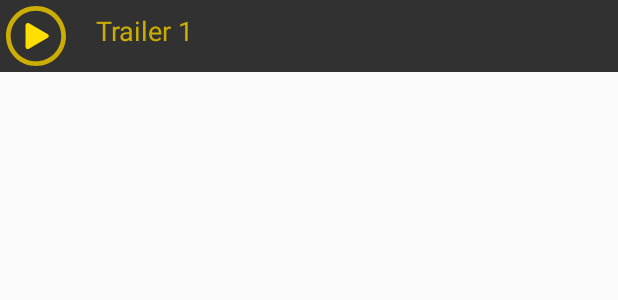
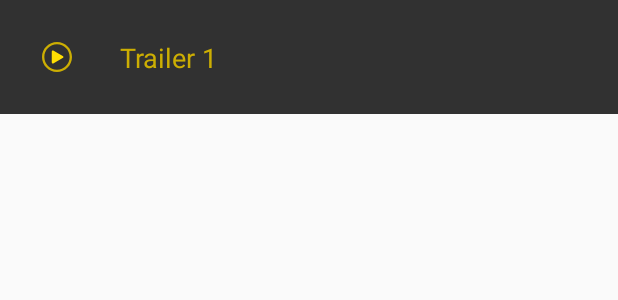
Before and after one commit to JasperEssien2/PopularMovies, an Android app: the layout item_movie_trailer.xml on its own in the app's theme, with its tools: preview values and no code run, on a phone screen of 412 x 824 dp. Shown: the top 300 px of the screen. Run offline under Robolectric (Android 15) with nearby library versions, the phone set to English and light mode, and no system bars.

Commit message:
Fixed Status not display in UI. Implemented Android Architectural pattern MVVM, and other architectural components (Livedata). Users can now store Favourites (implemented using Room db) Movie reviews are added. Movie trailers added. Fixed issues where checked optionItemMenu does not match with user's choice

```diff
--- a/app/build.gradle
+++ b/app/build.gradle
@@ -46,4 +46,5 @@ dependencies {
     implementation 'com.squareup.picasso:picasso:2.71828'
     implementation 'de.hdodenhof:circleimageview:2.2.0'
     implementation 'com.android.support:cardview-v7:27.1.1'
+    implementation 'com.google.code.gson:gson:2.8.5'
 }
--- a/app/src/main/java/com/example/android/popularmovies/Database/MovieFavouriteDatabase.java
+++ b/app/src/main/java/com/example/android/popularmovies/Database/MovieFavouriteDatabase.java
@@ -3,12 +3,15 @@ package com.example.android.popularmovies.Database;
 import android.arch.persistence.room.Database;
 import android.arch.persistence.room.Room;
 import android.arch.persistence.room.RoomDatabase;
+import android.arch.persistence.room.TypeConverters;
 import android.content.Context;
 
 import com.example.android.popularmovies.Model.Movie;
 import com.example.android.popularmovies.utility.MovieDao;
+import com.example.android.popularmovies.utility.MovieDetailTypeConverters;
 
 @Database(entities = {Movie.class}, version = 1, exportSchema = false)
+@TypeConverters(MovieDetailTypeConverters.class)
 //TODO: This line causes Databinding error
 public abstract class MovieFavouriteDatabase extends RoomDatabase {
     private static MovieFavouriteDatabase movieFavouriteDatabase;
--- a/app/src/main/res/layout-land/movie_detail_layout.xml
+++ b/app/src/main/res/layout-land/movie_detail_layout.xml
@@ -277,8 +277,6 @@
                             android:id="@+id/movie_detail_reviews_tv_parent"
                             android:layout_width="0dp"
                             android:layout_height="wrap_content"
-                            android:minHeight="@dimen/dimen_40dp"
-                            android:maxHeight="250dp"
                             android:layout_marginTop="@dimen/dimen_8dp"
                             app:layout_constraintEnd_toEndOf="@+id/movie_details_reviews_label"
                             app:layout_constraintStart_toStartOf="@+id/movie_detail_reviews_underline_view"
--- a/app/src/main/res/layout/item_movie_trailer.xml
+++ b/app/src/main/res/layout/item_movie_trailer.xml
@@ -3,29 +3,52 @@
     xmlns:app="http://schemas.android.com/apk/res-auto"
     xmlns:tools="http://schemas.android.com/tools">
 
-    <RelativeLayout
+    <android.support.constraint.ConstraintLayout
         android:id="@+id/movie_detail_trailer_item"
         android:layout_width="match_parent"
         android:layout_height="wrap_content"
-        android:background="@color/colorAppBackgroundDark"
-        android:padding="@dimen/dimen_4dp">
+        android:background="@color/colorAppBackgroundDark">
 
         <ImageView
             android:id="@+id/movie_detail_trailer_item_icon"
-            android:layout_width="@dimen/dimen_40dp"
-            android:layout_height="@dimen/dimen_40dp"
+            android:layout_width="@dimen/dimen_20dp"
+            android:layout_height="@dimen/dimen_20dp"
+            android:layout_marginBottom="8dp"
+            android:layout_marginEnd="8dp"
+            android:layout_marginStart="8dp"
+            android:layout_marginTop="8dp"
             android:src="@drawable/ic_movie_play_dark"
+            app:layout_constraintBottom_toBottomOf="@+id/movie_detail_trailer_item_trailer_image"
+            app:layout_constraintEnd_toEndOf="@+id/movie_detail_trailer_item_trailer_image"
+            app:layout_constraintStart_toStartOf="@+id/movie_detail_trailer_item_trailer_image"
+            app:layout_constraintTop_toTopOf="@+id/movie_detail_trailer_item_trailer_image"
             app:srcCompat="@drawable/ic_movie_play_dark" />
 
         <TextView
             android:id="@+id/movie_detail_trailer_item_trailer_count"
             style="@style/MovieDetailTextViewSubHeaderLabel"
-            android:layout_width="wrap_content"
             android:layout_height="wrap_content"
-            android:layout_marginStart="@dimen/dimen_16dp"
+            android:layout_marginEnd="8dp"
+            android:layout_marginStart="8dp"
             android:layout_toEndOf="@id/movie_detail_trailer_item_icon"
             android:gravity="center_vertical"
+            app:layout_constraintBottom_toTopOf="@+id/movie_detail_trailer_item_trailer_image"
+            app:layout_constraintEnd_toEndOf="parent"
+            app:layout_constraintStart_toEndOf="@+id/movie_detail_trailer_item_trailer_image"
+            app:layout_constraintTop_toBottomOf="@+id/movie_detail_trailer_item_trailer_image"
             tools:text="Trailer 1" />
 
-    </RelativeLayout>
+        <ImageView
+            android:id="@+id/movie_detail_trailer_item_trailer_image"
+            android:layout_width="@dimen/dimen_trailer_image_view_60dp"
+            android:layout_height="@dimen/dimen_trailer_image_view_60dp"
+            android:layout_marginBottom="8dp"
+            android:layout_marginStart="8dp"
+            android:layout_marginTop="8dp"
+            android:layout_toEndOf="@id/movie_detail_trailer_item_icon"
+            app:layout_constraintBottom_toBottomOf="parent"
+            app:layout_constraintStart_toStartOf="parent"
+            app:layout_constraintTop_toTopOf="parent" />
+
+    </android.support.constraint.ConstraintLayout>
 </layout>
--- a/app/src/main/res/layout/movie_detail_layout.xml
+++ b/app/src/main/res/layout/movie_detail_layout.xml
@@ -281,8 +281,6 @@
                     android:layout_width="0dp"
                     android:layout_height="wrap_content"
                     android:layout_marginTop="@dimen/dimen_8dp"
-                    android:maxHeight="250dp"
-                    android:minHeight="@dimen/dimen_40dp"
                     app:layout_constraintEnd_toEndOf="@+id/movie_details_reviews_label"
                     app:layout_constraintStart_toStartOf="@+id/movie_detail_reviews_underline_view"
                     app:layout_constraintTop_toBottomOf="@+id/movie_detail_reviews_underline_view">
--- a/app/src/main/res/values/dimens.xml
+++ b/app/src/main/res/values/dimens.xml
@@ -22,4 +22,7 @@
     <dimen name="cast_crew_detail_id">67888</dimen>
     <dimen name="splash_screen_feature_text_size">24sp</dimen>
     <dimen name="splashscreen_movie_app_name_text_size">32sp</dimen>
+    <dimen name="dimen_trailer_image_view_50dp">50dp</dimen>
+    <dimen name="dimen_trailer_image_view_60dp">60dp</dimen>
+    <dimen name="dimen_45dp">45dp</dimen>
 </resources>
```
Also changed, not shown: app/src/main/java/com/example/android/popularmovies/Activity/HomeActivity.java (+16 -27 lines), app/src/main/java/com/example/android/popularmovies/Adapter/MovieAdapter.java (+3 -22 lines), app/src/main/java/com/example/android/popularmovies/Fragments/MovieDetailBottomSheets.java (+49 -3 lines), app/src/main/java/com/example/android/popularmovies/Model/Movie.java (+5 -7 lines), app/src/main/java/com/example/android/popularmovies/Model/MovieViewModel.java (+8 -1 lines), app/src/main/java/com/example/android/popularmovies/utility/ReviewRecyclerView.java (+13 -3 lines), app/src/main/res/menu/home_menu.xml (+7 -5 lines).
